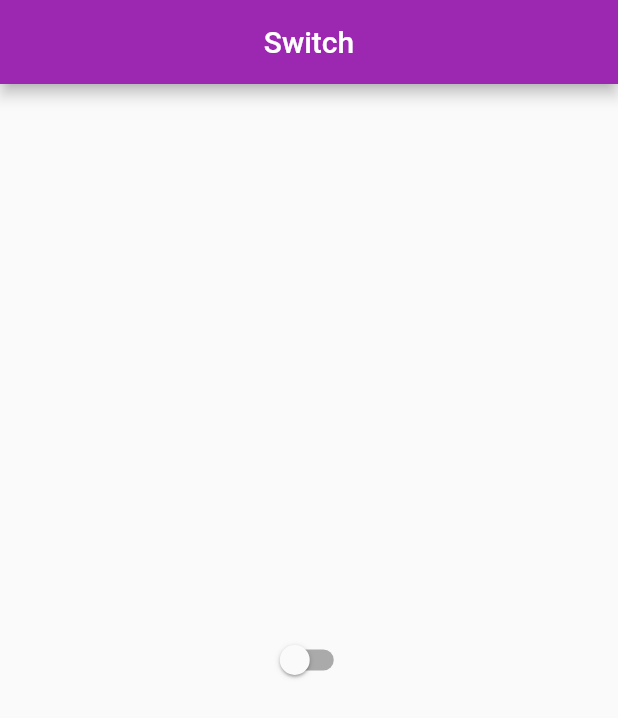
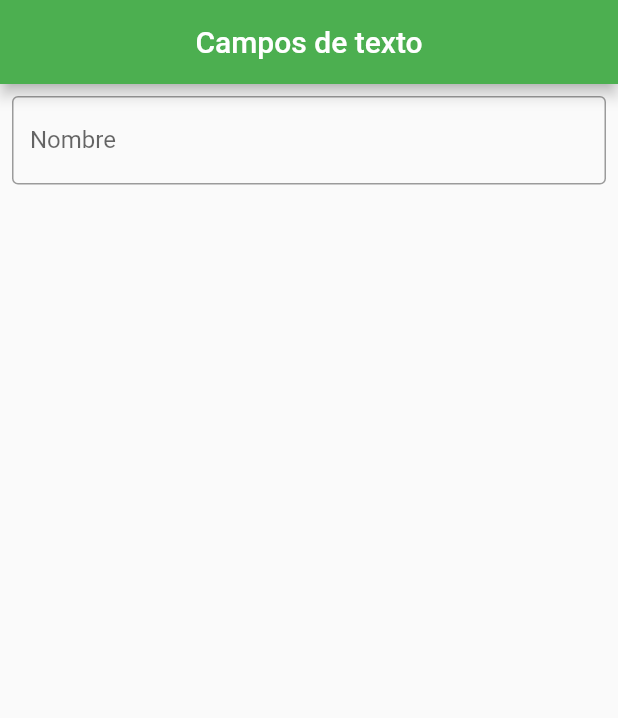
Before and after one commit to EmmanuelHm/basic_components_flutter, a Flutter app: the screen it shows after launch, on a phone screen of 412 x 824 dp. Shown: the top 718 px of the screen. Run offline on Flutter 3.47's test engine with Material 2 defaults, Android fonts, the phone set to English and light mode, and no system bars.

Commit message:
Utilizando el widget 'Textfield' en flutter

```diff
--- /dev/null
+++ b/lib/BasicWidgets/24.TextField/InputsTexto.dart
@@ -0,0 +1,52 @@
+import 'package:flutter/material.dart';
+
+class InputsTexto extends StatefulWidget {
+  InputsTexto({Key? key}) : super(key: key);
+
+  @override
+  _InputsTextoState createState() => _InputsTextoState();
+}
+
+class _InputsTextoState extends State<InputsTexto> {
+  String _valueTexto = "";
+
+  @override
+  Widget build(BuildContext context) {
+    return SafeArea(
+      child: Scaffold(
+        appBar: AppBar(
+          title: Text('Campos de texto'),
+          centerTitle: true,
+          backgroundColor: Colors.green,
+        ),
+        body: Padding(
+          padding: EdgeInsets.all(8.0),
+          child: Column(
+            children: [
+              TextField(
+                decoration: InputDecoration(
+                  border: OutlineInputBorder(),
+                  labelText: 'Nombre',
+                ),
+                onSubmitted: (value) {
+                  setState(() {
+                    _valueTexto = value;
+                  });
+                },
+                // onChanged: (value) {
+                //   setState(() {
+                //     _valueTexto = value;
+                //   });
+                // },
+              ),
+              SizedBox(
+                height: 10,
+              ),
+              Text("$_valueTexto")
+            ],
+          ),
+        ),
+      ),
+    );
+  }
+}
--- a/lib/main.dart
+++ b/lib/main.dart
@@ -1,5 +1,5 @@
 import 'package:flutter/material.dart';
-import 'package:basic_components_flutter/BasicWidgets/23.Switch/Switch.dart';
+import 'package:basic_components_flutter/BasicWidgets/24.TextField/InputsTexto.dart';
 
 void main() => runApp(MyApp());
 
@@ -15,7 +15,7 @@ class MyApp extends StatelessWidget {
       // home: BackData(),
 
       // Sistema de Rutas
-      initialRoute: 'switch',
+      initialRoute: 'textos',
       routes: {
         // 'text': (context) => WidgetTexto(),
         // 'recursos': (context) => Recursos(),
@@ -25,7 +25,8 @@ class MyApp extends StatelessWidget {
         // 'drawer': (context) => DrawerWidget(),
         // 'botones': (context) => Botones(),
         // 'selectores': (context) => Selectores(),
-        'switch': (context) => SwitchWidget()
+        // 'switch': (context) => SwitchWidget(),
+        'textos': (context) => InputsTexto()
       },
     );
   }
```
Also changed, not shown: lib/BasicWidgets/24.TextField/textfield1.png (added), lib/BasicWidgets/24.TextField/textfield2.png (added), lib/BasicWidgets/24.TextField/textfield3.png (added).
